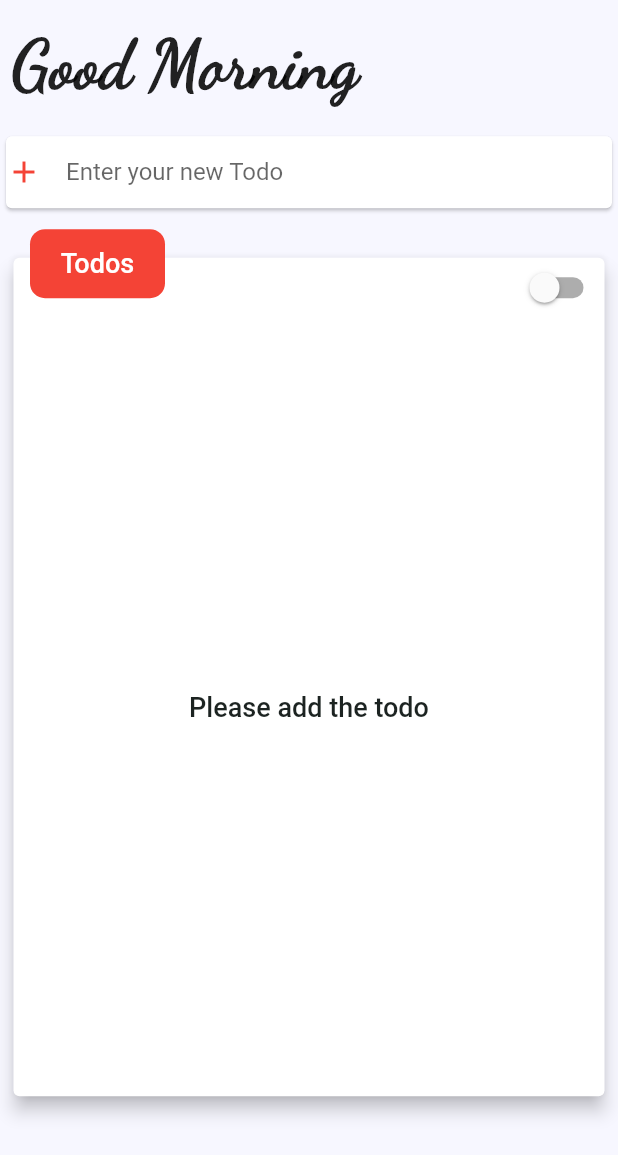
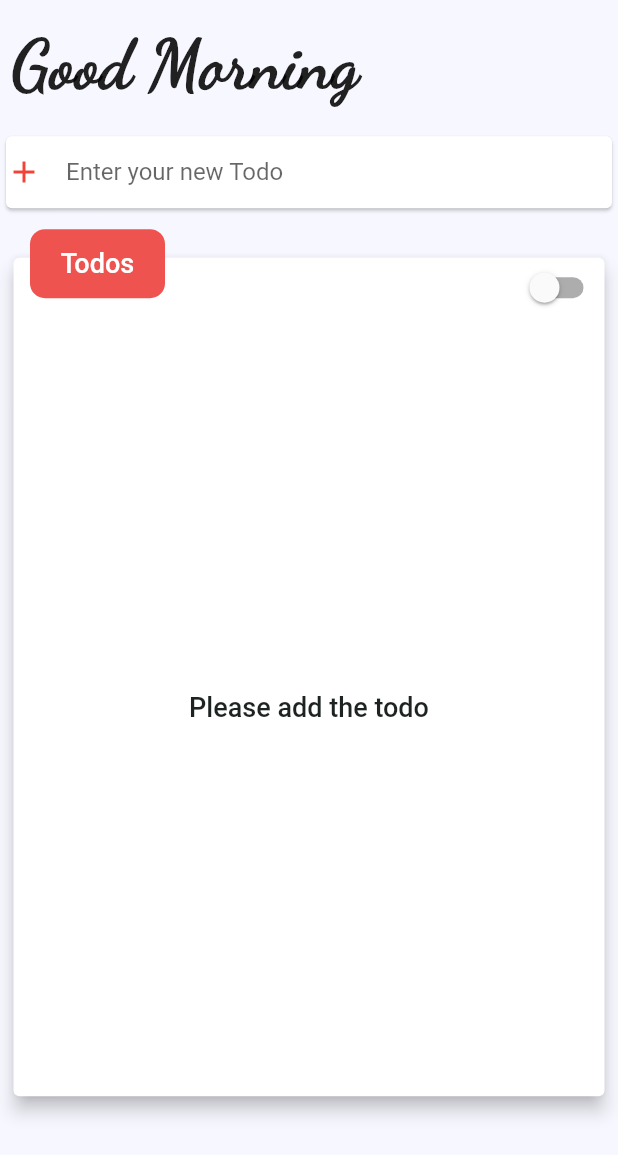
Before and after one commit to parshantdhall/Flutter-simple-todoApp, a Flutter app: the screen it shows after launch, on a phone screen of 412 x 824 dp. Shown: the top 1155 px of the screen. Run offline on Flutter 3.47's test engine with Material 2 defaults, Android fonts, the phone set to English and light mode, and no system bars.

```diff
--- a/lib/main.dart
+++ b/lib/main.dart
@@ -49,6 +49,7 @@ class _MyHomePageState extends State<MyHomePage> {
     TodoData doneTodo = data.firstWhere((item) => item.id == id);
     setState(() {
       doneTodo.done = !doneTodo.isdone;
+      doneTodo.doneDate = DateTime.now();
     });
   }
 
--- a/lib/models/todoData.dart
+++ b/lib/models/todoData.dart
@@ -5,6 +5,8 @@ import 'dart:math';
 class TodoData {
   final String text;
   final String id = Uuid().v1();
+  final DateTime createdDate = DateTime.now();
+  DateTime doneDate;
   bool isdone = false;
   Color tColor;
   TodoData({@required this.text}) {
@@ -20,4 +22,8 @@ class TodoData {
   set done(bool dn) {
     isdone = dn;
   }
+
+  set dDate(DateTime tm) {
+    doneDate = tm;
+  }
 }
--- a/lib/widgets/new_todo_list.dart
+++ b/lib/widgets/new_todo_list.dart
@@ -73,7 +73,7 @@ class _NewTodoListState extends State<NewTodoList> {
               height: 46,
               alignment: Alignment.center,
               decoration: BoxDecoration(
-                color: Colors.red,
+                color: switchCondition ? Colors.indigo[300] : Colors.red[400],
                 borderRadius: BorderRadius.all(Radius.circular(10.0)),
               ),
               child: Text(
--- a/pubspec.yaml
+++ b/pubspec.yaml
@@ -20,6 +20,7 @@ dependencies:
   flutter:
     sdk: flutter
   uuid: 2.0.4
+  intl: ^0.16.1
 
   # The following adds the Cupertino Icons font to your application.
   # Use with the CupertinoIcons class for iOS style icons.
```
Also changed, not shown: lib/widgets/todo.dart (+16 -2 lines), pubspec.lock.
